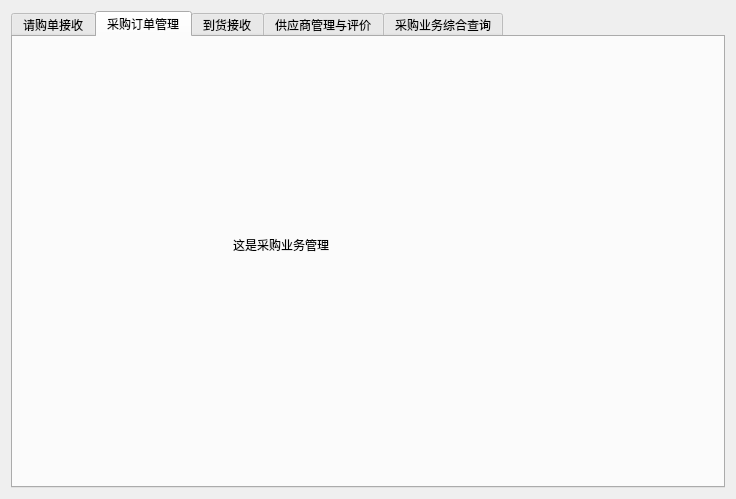
This is cg/cg_ui/version2.ui in joker20020/ERP as Qt 5 draws it before an edit. The edited form follows.
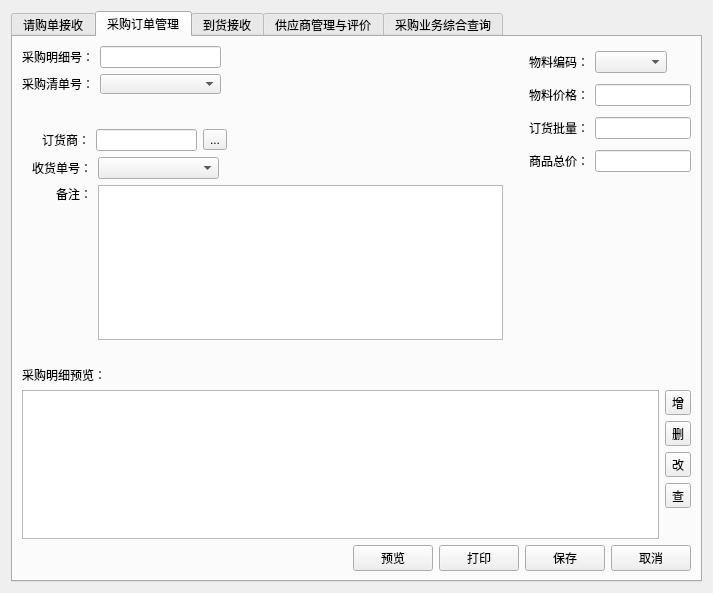
This is the edited form. The open tabs and pages were chosen to show the change. Icons and pictures are not drawn.

Patch:
```diff
--- a/cg/cg_ui/version2.ui
+++ b/cg/cg_ui/version2.ui
@@ -6,14 +6,14 @@
    <rect>
     <x>0</x>
     <y>0</y>
-    <width>736</width>
-    <height>499</height>
+    <width>713</width>
+    <height>593</height>
    </rect>
   </property>
   <property name="windowTitle">
    <string>Form</string>
   </property>
-  <layout class="QHBoxLayout" name="horizontalLayout">
+  <layout class="QVBoxLayout" name="verticalLayout_6">
    <item>
     <widget class="QTabWidget" name="tabWidget">
      <property name="currentIndex">
@@ -51,35 +51,814 @@
       <attribute name="title">
        <string>采购订单管理</string>
       </attribute>
-      <widget class="QLabel" name="label">
-       <property name="geometry">
-        <rect>
-         <x>220</x>
-         <y>200</y>
-         <width>231</width>
-         <height>16</height>
-        </rect>
-       </property>
-       <property name="text">
-        <string>这是采购业务管理</string>
-       </property>
-      </widget>
+      <layout class="QVBoxLayout" name="verticalLayout_7">
+       <item>
+        <layout class="QVBoxLayout" name="verticalLayout_5">
+         <item>
+          <layout class="QHBoxLayout" name="horizontalLayout_10">
+           <item>
+            <layout class="QVBoxLayout" name="verticalLayout_2">
+             <item>
+              <layout class="QHBoxLayout" name="horizontalLayout_2">
+               <item>
+                <widget class="QLabel" name="label">
+                 <property name="text">
+                  <string>采购明细号：</string>
+                 </property>
+                 <property name="alignment">
+                  <set>Qt::AlignRight|Qt::AlignTrailing|Qt::AlignVCenter</set>
+                 </property>
+                </widget>
+               </item>
+               <item>
+                <widget class="QLineEdit" name="order_detail_id">
+                 <property name="minimumSize">
+                  <size>
+                   <width>121</width>
+                   <height>0</height>
+                  </size>
+                 </property>
+                 <property name="maximumSize">
+                  <size>
+                   <width>121</width>
+                   <height>16777215</height>
+                  </size>
+                 </property>
+                </widget>
+               </item>
+               <item>
+                <spacer name="horizontalSpacer_4">
+                 <property name="orientation">
+                  <enum>Qt::Horizontal</enum>
+                 </property>
+                 <property name="sizeHint" stdset="0">
+                  <size>
+                   <width>318</width>
+                   <height>15</height>
+                  </size>
+                 </property>
+                </spacer>
+               </item>
+              </layout>
+             </item>
+             <item>
+              <layout class="QHBoxLayout" name="horizontalLayout_3">
+               <item>
+                <widget class="QLabel" name="label_2">
+                 <property name="text">
+                  <string>采购清单号：</string>
+                 </property>
+                 <property name="alignment">
+                  <set>Qt::AlignRight|Qt::AlignTrailing|Qt::AlignVCenter</set>
+                 </property>
+                </widget>
+               </item>
+               <item>
+                <widget class="QComboBox" name="order_requisition_id">
+                 <property name="minimumSize">
+                  <size>
+                   <width>121</width>
+                   <height>16</height>
+                  </size>
+                 </property>
+                </widget>
+               </item>
+               <item>
+                <spacer name="horizontalSpacer_3">
+                 <property name="orientation">
+                  <enum>Qt::Horizontal</enum>
+                 </property>
+                 <property name="sizeHint" stdset="0">
+                  <size>
+                   <width>388</width>
+                   <height>20</height>
+                  </size>
+                 </property>
+                </spacer>
+               </item>
+              </layout>
+             </item>
+             <item>
+              <spacer name="horizontalSpacer_5">
+               <property name="orientation">
+                <enum>Qt::Horizontal</enum>
+               </property>
+               <property name="sizeHint" stdset="0">
+                <size>
+                 <width>528</width>
+                 <height>15</height>
+                </size>
+               </property>
+              </spacer>
+             </item>
+             <item>
+              <spacer name="horizontalSpacer_6">
+               <property name="orientation">
+                <enum>Qt::Horizontal</enum>
+               </property>
+               <property name="sizeHint" stdset="0">
+                <size>
+                 <width>528</width>
+                 <height>14</height>
+                </size>
+               </property>
+              </spacer>
+             </item>
+             <item>
+              <layout class="QHBoxLayout" name="horizontalLayout_4">
+               <item>
+                <widget class="QLabel" name="label_10">
+                 <property name="text">
+                  <string>      订货商：</string>
+                 </property>
+                 <property name="alignment">
+                  <set>Qt::AlignRight|Qt::AlignTrailing|Qt::AlignVCenter</set>
+                 </property>
+                </widget>
+               </item>
+               <item>
+                <widget class="QLineEdit" name="order_supplier"/>
+               </item>
+               <item>
+                <widget class="QToolButton" name="order_supplier_btn">
+                 <property name="text">
+                  <string>...</string>
+                 </property>
+                </widget>
+               </item>
+               <item>
+                <spacer name="horizontalSpacer_7">
+                 <property name="orientation">
+                  <enum>Qt::Horizontal</enum>
+                 </property>
+                 <property name="sizeHint" stdset="0">
+                  <size>
+                   <width>282</width>
+                   <height>15</height>
+                  </size>
+                 </property>
+                </spacer>
+               </item>
+              </layout>
+             </item>
+             <item>
+              <layout class="QHBoxLayout" name="horizontalLayout_5">
+               <item>
+                <widget class="QLabel" name="label_7">
+                 <property name="text">
+                  <string>   收货单号：</string>
+                 </property>
+                 <property name="alignment">
+                  <set>Qt::AlignRight|Qt::AlignTrailing|Qt::AlignVCenter</set>
+                 </property>
+                </widget>
+               </item>
+               <item>
+                <widget class="QComboBox" name="order_receipt_box">
+                 <property name="minimumSize">
+                  <size>
+                   <width>121</width>
+                   <height>0</height>
+                  </size>
+                 </property>
+                </widget>
+               </item>
+               <item>
+                <spacer name="horizontalSpacer_8">
+                 <property name="orientation">
+                  <enum>Qt::Horizontal</enum>
+                 </property>
+                 <property name="sizeHint" stdset="0">
+                  <size>
+                   <width>368</width>
+                   <height>20</height>
+                  </size>
+                 </property>
+                </spacer>
+               </item>
+              </layout>
+             </item>
+             <item>
+              <layout class="QHBoxLayout" name="horizontalLayout_6">
+               <item>
+                <widget class="QLabel" name="label_8">
+                 <property name="text">
+                  <string>          备注：</string>
+                 </property>
+                 <property name="alignment">
+                  <set>Qt::AlignRight|Qt::AlignTop|Qt::AlignTrailing</set>
+                 </property>
+                </widget>
+               </item>
+               <item>
+                <widget class="QTextEdit" name="order_remarks"/>
+               </item>
+              </layout>
+             </item>
+            </layout>
+           </item>
+           <item>
+            <spacer name="verticalSpacer_2">
+             <property name="orientation">
+              <enum>Qt::Vertical</enum>
+             </property>
+             <property name="sizeHint" stdset="0">
+              <size>
+               <width>20</width>
+               <height>338</height>
+              </size>
+             </property>
+            </spacer>
+           </item>
+           <item>
+            <layout class="QVBoxLayout" name="verticalLayout">
+             <item>
+              <layout class="QHBoxLayout" name="horizontalLayout_7">
+               <item>
+                <widget class="QLabel" name="label_3">
+                 <property name="text">
+                  <string>物料编码：</string>
+                 </property>
+                 <property name="alignment">
+                  <set>Qt::AlignRight|Qt::AlignTrailing|Qt::AlignVCenter</set>
+                 </property>
+                </widget>
+               </item>
+               <item>
+                <widget class="QComboBox" name="order_bom">
+                 <property name="sizePolicy">
+                  <sizepolicy hsizetype="Fixed" vsizetype="Fixed">
+                   <horstretch>0</horstretch>
+                   <verstretch>0</verstretch>
+                  </sizepolicy>
+                 </property>
+                </widget>
+               </item>
+               <item>
+                <spacer name="horizontalSpacer_9">
+                 <property name="orientation">
+                  <enum>Qt::Horizontal</enum>
+                 </property>
+                 <property name="sizeHint" stdset="0">
+                  <size>
+                   <width>49</width>
+                   <height>15</height>
+                  </size>
+                 </property>
+                </spacer>
+               </item>
+              </layout>
+             </item>
+             <item>
+              <layout class="QHBoxLayout" name="horizontalLayout_8">
+               <item>
+                <widget class="QLabel" name="label_6">
+                 <property name="text">
+                  <string>物料价格：</string>
+                 </property>
+                 <property name="alignment">
+                  <set>Qt::AlignRight|Qt::AlignTrailing|Qt::AlignVCenter</set>
+                 </property>
+                </widget>
+               </item>
+               <item>
+                <widget class="QLineEdit" name="order_price">
+                 <property name="minimumSize">
+                  <size>
+                   <width>96</width>
+                   <height>0</height>
+                  </size>
+                 </property>
+                </widget>
+               </item>
+              </layout>
+             </item>
+             <item>
+              <layout class="QHBoxLayout" name="horizontalLayout_9">
+               <item>
+                <widget class="QLabel" name="label_9">
+                 <property name="text">
+                  <string>订货批量：</string>
+                 </property>
+                 <property name="alignment">
+                  <set>Qt::AlignRight|Qt::AlignTrailing|Qt::AlignVCenter</set>
+                 </property>
+                </widget>
+               </item>
+               <item>
+                <widget class="QLineEdit" name="order_quantity">
+                 <property name="sizePolicy">
+                  <sizepolicy hsizetype="Preferred" vsizetype="Fixed">
+                   <horstretch>0</horstretch>
+                   <verstretch>0</verstretch>
+                  </sizepolicy>
+                 </property>
+                 <property name="minimumSize">
+                  <size>
+                   <width>96</width>
+                   <height>0</height>
+                  </size>
+                 </property>
+                </widget>
+               </item>
+              </layout>
+             </item>
+             <item>
+              <layout class="QHBoxLayout" name="horizontalLayout_11">
+               <item>
+                <widget class="QLabel" name="label_11">
+                 <property name="text">
+                  <string>商品总价：</string>
+                 </property>
+                 <property name="alignment">
+                  <set>Qt::AlignRight|Qt::AlignTrailing|Qt::AlignVCenter</set>
+                 </property>
+                </widget>
+               </item>
+               <item>
+                <widget class="QLineEdit" name="order_total_price">
+                 <property name="minimumSize">
+                  <size>
+                   <width>96</width>
+                   <height>0</height>
+                  </size>
+                 </property>
+                </widget>
+               </item>
+              </layout>
+             </item>
+             <item>
+              <spacer name="horizontalSpacer_10">
+               <property name="orientation">
+                <enum>Qt::Horizontal</enum>
+               </property>
+               <property name="sizeHint" stdset="0">
+                <size>
+                 <width>188</width>
+                 <height>20</height>
+                </size>
+               </property>
+              </spacer>
+             </item>
+             <item>
+              <spacer name="horizontalSpacer_16">
+               <property name="orientation">
+                <enum>Qt::Horizontal</enum>
+               </property>
+               <property name="sizeHint" stdset="0">
+                <size>
+                 <width>188</width>
+                 <height>20</height>
+                </size>
+               </property>
+              </spacer>
+             </item>
+             <item>
+              <spacer name="horizontalSpacer_11">
+               <property name="orientation">
+                <enum>Qt::Horizontal</enum>
+               </property>
+               <property name="sizeHint" stdset="0">
+                <size>
+                 <width>188</width>
+                 <height>20</height>
+                </size>
+               </property>
+              </spacer>
+             </item>
+             <item>
+              <spacer name="horizontalSpacer_12">
+               <property name="orientation">
+                <enum>Qt::Horizontal</enum>
+               </property>
+               <property name="sizeHint" stdset="0">
+                <size>
+                 <width>188</width>
+                 <height>20</height>
+                </size>
+               </property>
+              </spacer>
+             </item>
+             <item>
+              <spacer name="horizontalSpacer_13">
+               <property name="orientation">
+                <enum>Qt::Horizontal</enum>
+               </property>
+               <property name="sizeHint" stdset="0">
+                <size>
+                 <width>188</width>
+                 <height>20</height>
+                </size>
+               </property>
+              </spacer>
+             </item>
+             <item>
+              <spacer name="horizontalSpacer_14">
+               <property name="orientation">
+                <enum>Qt::Horizontal</enum>
+               </property>
+               <property name="sizeHint" stdset="0">
+                <size>
+                 <width>188</width>
+                 <height>20</height>
+                </size>
+               </property>
+              </spacer>
+             </item>
+             <item>
+              <spacer name="horizontalSpacer_15">
+               <property name="orientation">
+                <enum>Qt::Horizontal</enum>
+               </property>
+               <property name="sizeHint" stdset="0">
+                <size>
+                 <width>188</width>
+                 <height>20</height>
+                </size>
+               </property>
+              </spacer>
+             </item>
+             <item>
+              <spacer name="horizontalSpacer_17">
+               <property name="orientation">
+                <enum>Qt::Horizontal</enum>
+               </property>
+               <property name="sizeHint" stdset="0">
+                <size>
+                 <width>188</width>
+                 <height>20</height>
+                </size>
+               </property>
+              </spacer>
+             </item>
+            </layout>
+           </item>
+          </layout>
+         </item>
+         <item>
+          <layout class="QVBoxLayout" name="verticalLayout_4">
+           <item>
+            <spacer name="horizontalSpacer_18">
+             <property name="orientation">
+              <enum>Qt::Horizontal</enum>
+             </property>
+             <property name="sizeHint" stdset="0">
+              <size>
+               <width>778</width>
+               <height>20</height>
+              </size>
+             </property>
+            </spacer>
+           </item>
+           <item>
+            <layout class="QHBoxLayout" name="horizontalLayout_12">
+             <item>
+              <widget class="QLabel" name="label_12">
+               <property name="minimumSize">
+                <size>
+                 <width>96</width>
+                 <height>0</height>
+                </size>
+               </property>
+               <property name="text">
+                <string>采购明细预览：</string>
+               </property>
+               <property name="alignment">
+                <set>Qt::AlignLeading|Qt::AlignLeft|Qt::AlignVCenter</set>
+               </property>
+              </widget>
+             </item>
+             <item>
+              <spacer name="horizontalSpacer_19">
+               <property name="orientation">
+                <enum>Qt::Horizontal</enum>
+               </property>
+               <property name="sizeHint" stdset="0">
+                <size>
+                 <width>628</width>
+                 <height>17</height>
+                </size>
+               </property>
+              </spacer>
+             </item>
+            </layout>
+           </item>
+           <item>
+            <layout class="QHBoxLayout" name="horizontalLayout_13">
+             <item>
+              <widget class="QTableView" name="order_table_view"/>
+             </item>
+             <item>
+              <layout class="QVBoxLayout" name="verticalLayout_3">
+               <item>
+                <widget class="QToolButton" name="order_add">
+                 <property name="text">
+                  <string>增</string>
+                 </property>
+                </widget>
+               </item>
+               <item>
+                <widget class="QToolButton" name="order_delete">
+                 <property name="text">
+                  <string>删</string>
+                 </property>
+                </widget>
+               </item>
+               <item>
+                <widget class="QToolButton" name="order_modify">
+                 <property name="text">
+                  <string>改</string>
+                 </property>
+                </widget>
+               </item>
+               <item>
+                <widget class="QToolButton" name="order_search">
+                 <property name="text">
+                  <string>查</string>
+                 </property>
+                </widget>
+               </item>
+               <item>
+                <spacer name="verticalSpacer">
+                 <property name="orientation">
+                  <enum>Qt::Vertical</enum>
+                 </property>
+                 <property name="sizeHint" stdset="0">
+                  <size>
+                   <width>20</width>
+                   <height>68</height>
+                  </size>
+                 </property>
+                </spacer>
+               </item>
+              </layout>
+             </item>
+            </layout>
+           </item>
+           <item>
+            <layout class="QHBoxLayout" name="horizontalLayout_14">
+             <item>
+              <spacer name="horizontalSpacer_20">
+               <property name="orientation">
+                <enum>Qt::Horizontal</enum>
+               </property>
+               <property name="sizeHint" stdset="0">
+                <size>
+                 <width>328</width>
+                 <height>20</height>
+                </size>
+               </property>
+              </spacer>
+             </item>
+             <item>
+              <widget class="QPushButton" name="order_preview">
+               <property name="sizePolicy">
+                <sizepolicy hsizetype="Fixed" vsizetype="Fixed">
+                 <horstretch>0</horstretch>
+                 <verstretch>0</verstretch>
+                </sizepolicy>
+               </property>
+               <property name="text">
+                <string>预览</string>
+               </property>
+              </widget>
+             </item>
+             <item>
+              <widget class="QPushButton" name="order_print">
+               <property name="sizePolicy">
+                <sizepolicy hsizetype="Fixed" vsizetype="Fixed">
+                 <horstretch>0</horstretch>
+                 <verstretch>0</verstretch>
+                </sizepolicy>
+               </property>
+               <property name="text">
+                <string>打印</string>
+               </property>
+              </widget>
+             </item>
+             <item>
+              <widget class="QPushButton" name="order_save">
+               <property name="sizePolicy">
+                <sizepolicy hsizetype="Fixed" vsizetype="Fixed">
+                 <horstretch>0</horstretch>
+                 <verstretch>0</verstretch>
+                </sizepolicy>
+               </property>
+               <property name="text">
+                <string>保存</string>
+               </property>
+              </widget>
+             </item>
+             <item>
+              <widget class="QPushButton" name="order_cancel">
+               <property name="sizePolicy">
+                <sizepolicy hsizetype="Fixed" vsizetype="Fixed">
+                 <horstretch>0</horstretch>
+                 <verstretch>0</verstretch>
+                </sizepolicy>
+               </property>
+               <property name="text">
+                <string>取消</string>
+               </property>
+              </widget>
+             </item>
+            </layout>
+           </item>
+          </layout>
+         </item>
+        </layout>
+       </item>
+      </layout>
      </widget>
      <widget class="QWidget" name="tab_3">
       <attribute name="title">
        <string>到货接收</string>
       </attribute>
-      <widget class="QLabel" name="label_3">
+      <widget class="QTableView" name="receive_table">
        <property name="geometry">
         <rect>
-         <x>280</x>
+         <x>10</x>
+         <y>201</y>
+         <width>661</width>
+         <height>341</height>
+        </rect>
+       </property>
+      </widget>
+      <widget class="QLabel" name="label_13">
+       <property name="geometry">
+        <rect>
+         <x>10</x>
+         <y>10</y>
+         <width>61</width>
+         <height>16</height>
+        </rect>
+       </property>
+       <property name="text">
+        <string>物料名称：</string>
+       </property>
+      </widget>
+      <widget class="QLabel" name="label_17">
+       <property name="geometry">
+        <rect>
+         <x>10</x>
+         <y>40</y>
+         <width>54</width>
+         <height>16</height>
+        </rect>
+       </property>
+       <property name="text">
+        <string>收货单号：</string>
+       </property>
+      </widget>
+      <widget class="QDateTimeEdit" name="receive_time">
+       <property name="geometry">
+        <rect>
+         <x>70</x>
+         <y>80</y>
+         <width>194</width>
+         <height>22</height>
+        </rect>
+       </property>
+      </widget>
+      <widget class="QLabel" name="label_18">
+       <property name="geometry">
+        <rect>
+         <x>10</x>
+         <y>80</y>
+         <width>54</width>
+         <height>16</height>
+        </rect>
+       </property>
+       <property name="text">
+        <string>到货时间：</string>
+       </property>
+      </widget>
+      <widget class="QLabel" name="label_19">
+       <property name="geometry">
+        <rect>
+         <x>10</x>
+         <y>110</y>
+         <width>54</width>
+         <height>16</height>
+        </rect>
+       </property>
+       <property name="text">
+        <string>到货量：</string>
+       </property>
+      </widget>
+      <widget class="QLabel" name="label_20">
+       <property name="geometry">
+        <rect>
+         <x>10</x>
+         <y>140</y>
+         <width>54</width>
+         <height>16</height>
+        </rect>
+       </property>
+       <property name="text">
+        <string>合格品数：</string>
+       </property>
+      </widget>
+      <widget class="QLabel" name="label_21">
+       <property name="geometry">
+        <rect>
+         <x>10</x>
          <y>170</y>
-         <width>231</width>
+         <width>54</width>
          <height>16</height>
         </rect>
        </property>
        <property name="text">
-        <string>这是到货接收业务管理</string>
+        <string>入库状态：</string>
+       </property>
+      </widget>
+      <widget class="QCheckBox" name="receive_status">
+       <property name="geometry">
+        <rect>
+         <x>70</x>
+         <y>170</y>
+         <width>79</width>
+         <height>20</height>
+        </rect>
+       </property>
+       <property name="text">
+        <string>已入库</string>
+       </property>
+      </widget>
+      <widget class="QLabel" name="label_22">
+       <property name="geometry">
+        <rect>
+         <x>320</x>
+         <y>10</y>
+         <width>54</width>
+         <height>16</height>
+        </rect>
+       </property>
+       <property name="text">
+        <string>备注：</string>
+       </property>
+      </widget>
+      <widget class="QTextBrowser" name="receive_remarks">
+       <property name="geometry">
+        <rect>
+         <x>360</x>
+         <y>10</y>
+         <width>311</width>
+         <height>121</height>
+        </rect>
+       </property>
+      </widget>
+      <widget class="QLineEdit" name="receive_item">
+       <property name="geometry">
+        <rect>
+         <x>70</x>
+         <y>10</y>
+         <width>113</width>
+         <height>20</height>
+        </rect>
+       </property>
+      </widget>
+      <widget class="QLineEdit" name="receive_id">
+       <property name="geometry">
+        <rect>
+         <x>70</x>
+         <y>40</y>
+         <width>113</width>
+         <height>20</height>
+        </rect>
+       </property>
+      </widget>
+      <widget class="QLineEdit" name="receive_quantity">
+       <property name="geometry">
+        <rect>
+         <x>70</x>
+         <y>110</y>
+         <width>113</width>
+         <height>20</height>
+        </rect>
+       </property>
+      </widget>
+      <widget class="QLineEdit" name="receive_qualified">
+       <property name="geometry">
+        <rect>
+         <x>70</x>
+         <y>140</y>
+         <width>113</width>
+         <height>20</height>
+        </rect>
+       </property>
+      </widget>
+      <widget class="QPushButton" name="receive_add">
+       <property name="geometry">
+        <rect>
+         <x>180</x>
+         <y>170</y>
+         <width>75</width>
+         <height>24</height>
+        </rect>
+       </property>
+       <property name="text">
+        <string>增加记录</string>
        </property>
       </widget>
      </widget>
@@ -105,19 +884,69 @@
       <attribute name="title">
        <string>采购业务综合查询</string>
       </attribute>
-      <widget class="QLabel" name="label_5">
-       <property name="geometry">
-        <rect>
-         <x>230</x>
-         <y>190</y>
-         <width>231</width>
-         <height>16</height>
-        </rect>
-       </property>
-       <property name="text">
-        <string>这是采购业务查询管理</string>
-       </property>
-      </widget>
+      <layout class="QHBoxLayout" name="horizontalLayout_16">
+       <item>
+        <layout class="QGridLayout" name="gridLayout_3">
+         <item row="0" column="0">
+          <layout class="QHBoxLayout" name="horizontalLayout">
+           <item>
+            <widget class="QLabel" name="label_5">
+             <property name="text">
+              <string>表格：</string>
+             </property>
+            </widget>
+           </item>
+           <item>
+            <widget class="QComboBox" name="table_selector">
+             <property name="sizePolicy">
+              <sizepolicy hsizetype="Expanding" vsizetype="Fixed">
+               <horstretch>0</horstretch>
+               <verstretch>0</verstretch>
+              </sizepolicy>
+             </property>
+             <property name="minimumSize">
+              <size>
+               <width>141</width>
+               <height>0</height>
+              </size>
+             </property>
+            </widget>
+           </item>
+          </layout>
+         </item>
+         <item row="0" column="1">
+          <widget class="QLineEdit" name="search_line"/>
+         </item>
+         <item row="0" column="2">
+          <widget class="QPushButton" name="query_choose_btn">
+           <property name="text">
+            <string>选择文件</string>
+           </property>
+           <property name="icon">
+            <iconset>
+             <normaloff>E:/.designer/backup/python/pyQT-sqlite-gui/icons/sc_refresh.png</normaloff>E:/.designer/backup/python/pyQT-sqlite-gui/icons/sc_refresh.png</iconset>
+           </property>
+          </widget>
+         </item>
+         <item row="0" column="3">
+          <spacer name="horizontalSpacer_21">
+           <property name="orientation">
+            <enum>Qt::Horizontal</enum>
+           </property>
+           <property name="sizeHint" stdset="0">
+            <size>
+             <width>428</width>
+             <height>20</height>
+            </size>
+           </property>
+          </spacer>
+         </item>
+         <item row="1" column="0" colspan="4">
+          <widget class="QTableView" name="query_list_view"/>
+         </item>
+        </layout>
+       </item>
+      </layout>
      </widget>
     </widget>
    </item>
```
Left out of the diff: 310 changed lines with no effect on the pictures.
